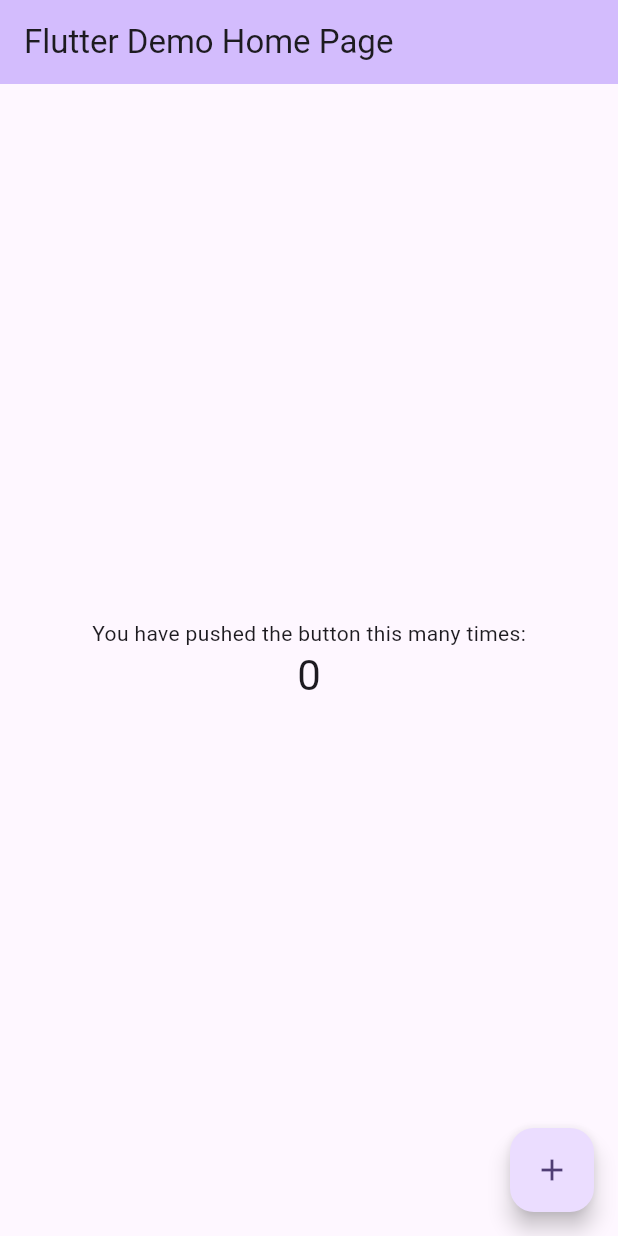
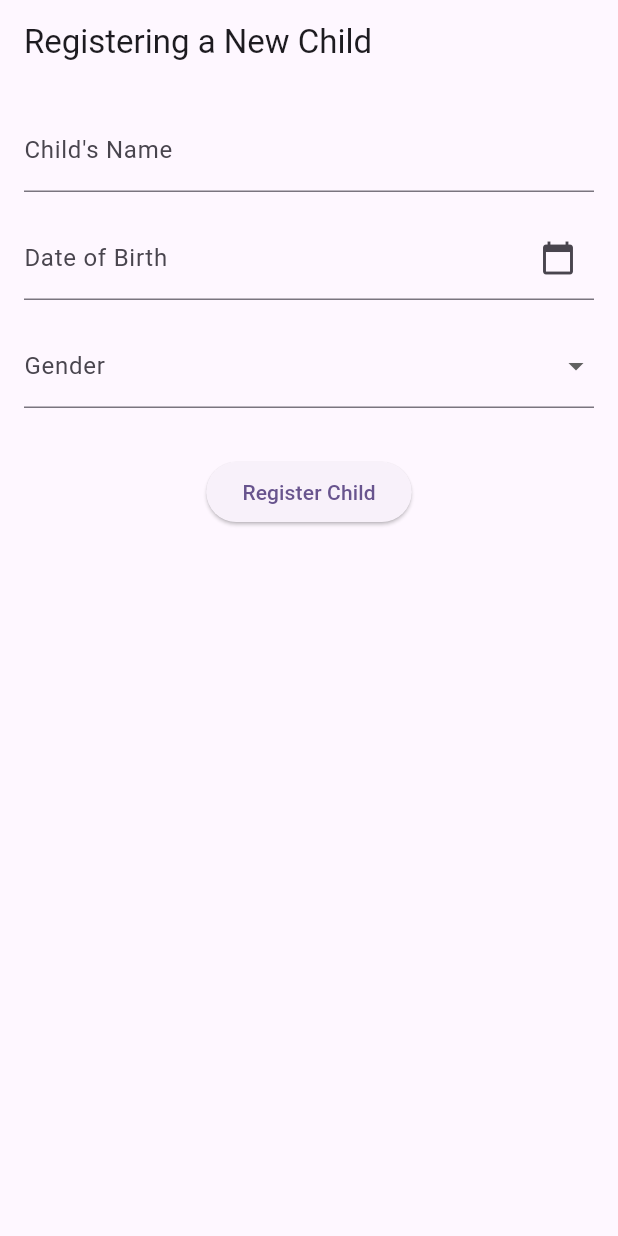
Before and after one commit to deemaoaloufi/KidCoin_App, a Flutter app: the screen it shows after launch, on a phone screen of 412 x 824 dp. Run offline on Flutter 3.47's test engine with Material 3 defaults, Android fonts, the phone set to English and light mode, and no system bars; our stand-ins replace firebase_core; accounts and stored records are empty.

Commit message:
Changes made, i made Unique ID method

```diff
--- a/lib/main.dart
+++ b/lib/main.dart
@@ -1,132 +1,174 @@
 import 'package:firebase_core/firebase_core.dart';
 import 'package:flutter/material.dart';
+import 'package:flutter/services.dart'; // For input formatting
 import 'package:kidcoin_app/firebase_options.dart';
+import 'dart:math'; // Importing for random number generation
 
 void main() async {
   WidgetsFlutterBinding.ensureInitialized();
   await Firebase.initializeApp(
-  options: DefaultFirebaseOptions.currentPlatform);
+    options: DefaultFirebaseOptions.currentPlatform,
+  );
   runApp(const MyApp());
 }
-
-
 
 class MyApp extends StatelessWidget {
   const MyApp({super.key});
 
-  // This widget is the root of your application.
   @override
   Widget build(BuildContext context) {
     return MaterialApp(
-      title: 'Flutter Demo',
+      title: 'Child Registration',
       theme: ThemeData(
-        // This is the theme of your application.
-        //
-        // TRY THIS: Try running your application with "flutter run". You'll see
-        // the application has a purple toolbar. Then, without quitting the app,
-        // try changing the seedColor in the colorScheme below to Colors.green
-        // and then invoke "hot reload" (save your changes or press the "hot
-        // reload" button in a Flutter-supported IDE, or press "r" if you used
-        // the command line to start the app).
-        //
-        // Notice that the counter didn't reset back to zero; the application
-        // state is not lost during the reload. To reset the state, use hot
-        // restart instead.
-        //
-        // This works for code too, not just values: Most code changes can be
-        // tested with just a hot reload.
         colorScheme: ColorScheme.fromSeed(seedColor: Colors.deepPurple),
         useMaterial3: true,
       ),
-      home: const MyHomePage(title: 'Flutter Demo Home Page'),
+      home: const ChildRegistrationForm(), // Directly show the registration form
     );
   }
 }
 
-class MyHomePage extends StatefulWidget {
-  const MyHomePage({super.key, required this.title});
-
-  // This widget is the home page of your application. It is stateful, meaning
-  // that it has a State object (defined below) that contains fields that affect
-  // how it looks.
-
-  // This class is the configuration for the state. It holds the values (in this
-  // case the title) provided by the parent (in this case the App widget) and
-  // used by the build method of the State. Fields in a Widget subclass are
-  // always marked "final".
-
-  final String title;
+class ChildRegistrationForm extends StatefulWidget {
+  const ChildRegistrationForm({Key? key}) : super(key: key); // Added Key
 
   @override
-  State<MyHomePage> createState() => _MyHomePageState();
+  _ChildRegistrationFormState createState() => _ChildRegistrationFormState();
 }
 
-class _MyHomePageState extends State<MyHomePage> {
-  int _counter = 0;
+class _ChildRegistrationFormState extends State<ChildRegistrationForm> {
+  final _formKey = GlobalKey<FormState>();
+  String? _name;
+  DateTime? _dateOfBirth;
+  String? _gender;
+  TextEditingController _dobController = TextEditingController();
 
-  void _incrementCounter() {
+  final List<String> _genders = ['Male', 'Female'];
+
+  // Function to generate a unique ID
+  String _generateUniqueId(String name) {
+    // You can customize this as per your need
+    final random = Random().nextInt(1000); // Random number for extra uniqueness
+    var timestamp_;
+    return '${name.toLowerCase().replaceAll(' ', '_')}_$timestamp_$random';
+  }
+
+  void _submitForm() {
+    if (_formKey.currentState!.validate()) {
+      _formKey.currentState!.save();
+
+      // Generate a unique ID for the child
+      String uniqueId = _generateUniqueId(_name!);
+
+      showDialog(
+        context: context,
+        builder: (ctx) => AlertDialog(
+          title: const Text('Child Registered'),
+          content: Text(
+            'Unique ID: $uniqueId\nName: $_name\nDate of Birth: ${_dobController.text}\nGender: $_gender',
+          ),
+          actions: <Widget>[
+            TextButton(
+              onPressed: () {
+                Navigator.of(ctx).pop();
+              },
+              child: const Text('OK'),
+            ),
+          ],
+        ),
+      );
+    }
+  }
+
+  Future<void> _pickDate(BuildContext context) async {
+    final DateTime? picked = await showDatePicker(
+      context: context,
+      initialDate: DateTime.now(),
+      firstDate: DateTime(2000),
+      lastDate: DateTime(2101),
+    );
+    if (picked != null && picked != _dateOfBirth) {
       setState(() {
-      // This call to setState tells the Flutter framework that something has
-      // changed in this State, which causes it to rerun the build method below
-      // so that the display can reflect the updated values. If we changed
-      // _counter without calling setState(), then the build method would not be
-      // called again, and so nothing would appear to happen.
-      _counter++;
+        _dateOfBirth = picked;
+        _dobController.text = "${_dateOfBirth!.toLocal()}".split(' ')[0];
       });
+    }
   }
 
   @override
   Widget build(BuildContext context) {
-    // This method is rerun every time setState is called, for instance as done
-    // by the _incrementCounter method above.
-    //
-    // The Flutter framework has been optimized to make rerunning build methods
-    // fast, so that you can just rebuild anything that needs updating rather
-    // than having to individually change instances of widgets.
     return Scaffold(
       appBar: AppBar(
-        // TRY THIS: Try changing the color here to a specific color (to
-        // Colors.amber, perhaps?) and trigger a hot reload to see the AppBar
-        // change color while the other colors stay the same.
-        backgroundColor: Theme.of(context).colorScheme.inversePrimary,
-        // Here we take the value from the MyHomePage object that was created by
-        // the App.build method, and use it to set our appbar title.
-        title: Text(widget.title),
+        title: const Text('Registering a New Child'),
       ),
-      body: Center(
-        // Center is a layout widget. It takes a single child and positions it
-        // in the middle of the parent.
+      body: Padding(
+        padding: const EdgeInsets.all(16.0),
+        child: Form(
+          key: _formKey,
           child: Column(
-          // Column is also a layout widget. It takes a list of children and
-          // arranges them vertically. By default, it sizes itself to fit its
-          // children horizontally, and tries to be as tall as its parent.
-          //
-          // Column has various properties to control how it sizes itself and
-          // how it positions its children. Here we use mainAxisAlignment to
-          // center the children vertically; the main axis here is the vertical
-          // axis because Columns are vertical (the cross axis would be
-          // horizontal).
-          //
-          // TRY THIS: Invoke "debug painting" (choose the "Toggle Debug Paint"
-          // action in the IDE, or press "p" in the console), to see the
-          // wireframe for each widget.
-          mainAxisAlignment: MainAxisAlignment.center,
             children: <Widget>[
-            const Text(
-              'You have pushed the button this many times:',
+              TextFormField(
+                decoration: const InputDecoration(labelText: 'Child\'s Name'),
+                inputFormatters: [
+                  FilteringTextInputFormatter.allow(RegExp(r'[a-zA-Z\s]')),
+                ],
+                validator: (value) {
+                  if (value == null || value.isEmpty) {
+                    return 'Please enter the child\'s name';
+                  } else if (!RegExp(r'^[a-zA-Z\s]+$').hasMatch(value)) {
+                    return 'Name must contain only alphabets';
+                  }
+                  return null;
+                },
+                onSaved: (value) {
+                  _name = value;
+                },
               ),
-            Text(
-              '$_counter',
-              style: Theme.of(context).textTheme.headlineMedium,
+              const SizedBox(height: 16),
+              TextFormField(
+                controller: _dobController,
+                decoration: const InputDecoration(
+                  labelText: 'Date of Birth',
+                  suffixIcon: Icon(Icons.calendar_today),
+                ),
+                readOnly: true,
+                onTap: () => _pickDate(context),
+                validator: (value) {
+                  if (value == null || value.isEmpty) {
+                    return 'Please select the date of birth';
+                  }
+                  return null;
+                },
+              ),
+              const SizedBox(height: 16),
+              DropdownButtonFormField<String>(
+                decoration: const InputDecoration(labelText: 'Gender'),
+                items: _genders.map((String gender) {
+                  return DropdownMenuItem<String>(
+                    value: gender,
+                    child: Text(gender),
+                  );
+                }).toList(),
+                onChanged: (value) {
+                  setState(() {
+                    _gender = value;
+                  });
+                },
+                validator: (value) {
+                  if (value == null || value.isEmpty) {
+                    return 'Please select the gender';
+                  }
+                  return null;
+                },
+              ),
+              const SizedBox(height: 32),
+              ElevatedButton(
+                onPressed: _submitForm,
+                child: const Text('Register Child'),
               ),
             ],
           ),
         ),
-      floatingActionButton: FloatingActionButton(
-        onPressed: _incrementCounter,
-        tooltip: 'Increment',
-        child: const Icon(Icons.add),
-      ), // This trailing comma makes auto-formatting nicer for build methods.
+      ),
     );
-  } // Hello im tetstimg here
   }
+}
```
Also changed, not shown: 1 other file. Lines whose indentation alone changed are shown as unchanged.
